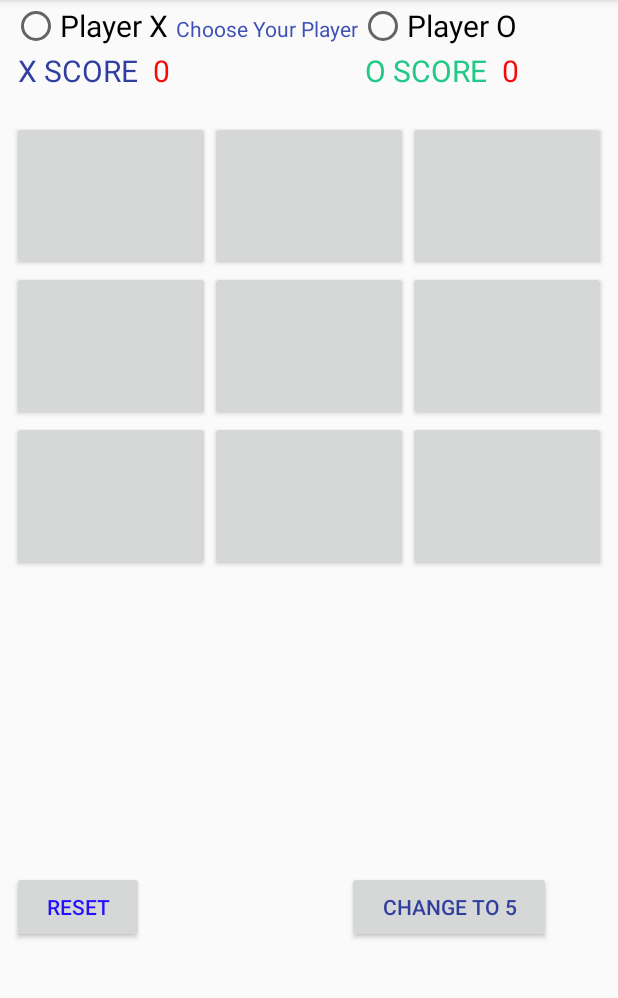
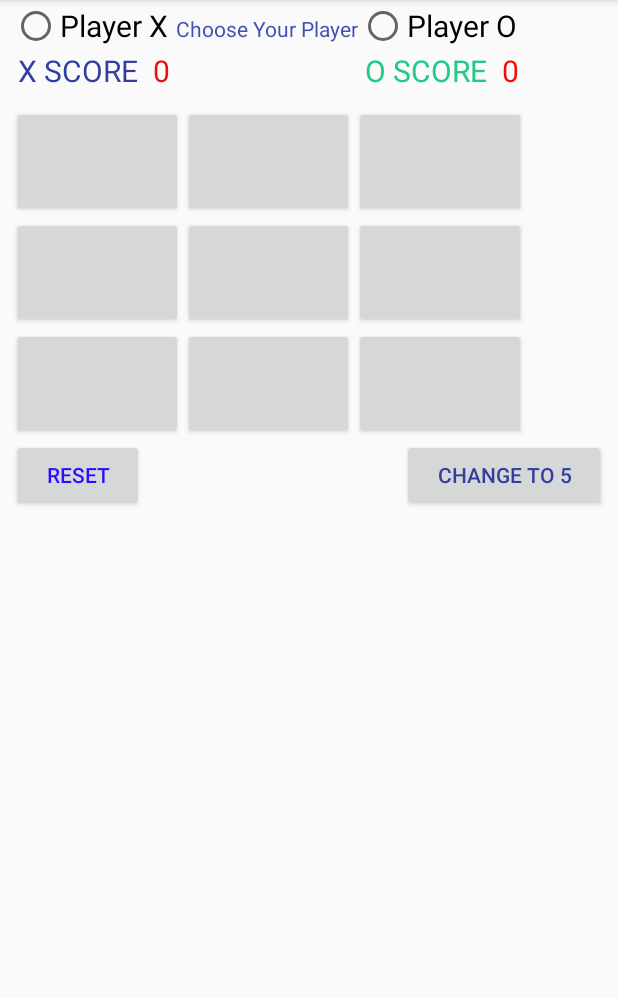
Before and after one commit to CodeLeeq/Take-A-Climb-Challenge-Tic-Tac-Toe, an Android app: the screen it shows after launch (MainActivity), on a phone screen of 412 x 824 dp, the part 84-1082 px from its top. Run offline under Robolectric (Android 15) with nearby library versions, the phone set to English and light mode, and no system bars.

Commit message:
ALC take a climb challenge

```diff
--- a/app/src/main/res/layout/activity_main.xml
+++ b/app/src/main/res/layout/activity_main.xml
@@ -1,6 +1,5 @@
 <?xml version="1.0" encoding="utf-8"?>
 <LinearLayout xmlns:android="http://schemas.android.com/apk/res/android"
-    xmlns:app="http://schemas.android.com/apk/res-auto"
     xmlns:tools="http://schemas.android.com/tools"
     android:layout_width="match_parent"
     android:layout_height="wrap_content"
@@ -23,12 +22,13 @@
         android:layout_height="wrap_content"
         android:layout_marginRight="5dp"
         android:textSize="20sp"
-        android:text="Player X"/>
+        android:text="@string/player_x"
+        android:layout_marginEnd="5dp" />
 
     <TextView
         android:layout_width="wrap_content"
         android:layout_height="wrap_content"
-        android:text="Choose Your Player"
+        android:text="@string/choose_your_player"
         android:textColor="@color/colorPrimary"
 
           />
@@ -38,7 +38,7 @@
         android:layout_width="wrap_content"
         android:layout_height="wrap_content"
         android:textSize="20sp"
-        android:text="Player O"
+        android:text="@string/player_o"
           />
 
         </RadioGroup>
@@ -54,12 +54,14 @@
     <TextView
         android:layout_width="wrap_content"
         android:layout_height="wrap_content"
-        android:layout_marginRight="10dp"
-        android:layout_marginLeft="4dp"
+        android:layout_marginEnd="10dp"
+        android:layout_marginStart="4dp"
         android:textColor="@color/colorPrimaryDark"
         android:textAllCaps="true"
         android:textSize="20sp"
-        android:text="X Score"/>
+        android:text="@string/x_score"
+        android:layout_marginLeft="4dp"
+        android:layout_marginRight="10dp" />
     <TextView
         android:id="@+id/playerX_score"
         android:layout_width="wrap_content"
@@ -67,7 +69,8 @@
         android:layout_marginRight="130dp"
         android:textSize="20sp"
         android:textColor="#f50a0a"
-        android:text="0" />
+        android:text="@string/_0"
+        android:layout_marginEnd="130dp" />
     <TextView
         android:layout_width="wrap_content"
         android:layout_height="wrap_content"
@@ -75,7 +78,8 @@
         android:layout_marginRight="10dp"
         android:textColor="#22c989"
         android:textSize="20sp"
-        android:text="O Score"/>
+        android:text="@string/o_score"
+        android:layout_marginEnd="10dp" />
 
     <TextView
         android:id="@+id/playerO_score"
@@ -83,7 +87,7 @@
         android:layout_height="wrap_content"
         android:textSize="20sp"
         android:textColor="#f50a0a"
-        android:text="0" />
+        android:text="@string/_0" />
 
 
 
@@ -91,12 +95,13 @@
 </LinearLayout>
 
      <LinearLayout
-         android:layout_marginTop="20dp"
-         android:layout_weight="5"
+         android:layout_marginTop="10dp"
+         android:weightSum="5"
          android:layout_width="match_parent"
-         android:layout_height="100dp">
+         android:layout_height="match_parent">
 
          <Button
+
              android:id="@+id/button1"
              android:layout_width="wrap_content"
              android:layout_height="match_parent"
@@ -109,18 +114,21 @@
              android:layout_height="match_parent"
              android:textSize="40sp"
              android:layout_weight="1"/>
+
          <Button
              android:id="@+id/button3"
              android:layout_width="wrap_content"
              android:layout_height="match_parent"
              android:textSize="40sp"
              android:layout_weight="1"/>
+
          <Button
              android:id="@+id/button1_1"
              android:layout_width="wrap_content"
              android:layout_height="match_parent"
              android:textSize="40sp"
              android:layout_weight="1"/>
+
          <Button
              android:id="@+id/button1_2"
              android:layout_width="wrap_content"
@@ -131,56 +139,60 @@
 
      </LinearLayout>
     <LinearLayout
-        android:layout_weight="5"
+        android:weightSum="5"
         android:layout_width="match_parent"
-        android:layout_height="100dp">
+        android:layout_height="match_parent">
 
         <Button
             android:id="@+id/button4"
             android:layout_width="wrap_content"
             android:layout_height="match_parent"
+            android:layout_weight="1"
             android:textSize="40sp"
-            android:layout_weight="1"/>
+             />
 
         <Button
             android:id="@+id/button5"
             android:layout_width="wrap_content"
             android:layout_height="match_parent"
+            android:layout_weight="1"
             android:textSize="40sp"
-            android:layout_weight="1" />
+              />
         <Button
             android:id="@+id/button6"
             android:layout_width="wrap_content"
             android:layout_height="match_parent"
+            android:layout_weight="1"
             android:textSize="40sp"
-            android:layout_weight="1"/>
+             />
         <Button
             android:id="@+id/button2_1"
             android:layout_width="wrap_content"
             android:layout_height="match_parent"
-            android:textSize="40sp"
-
-            android:layout_weight="1"/>
+            android:layout_weight="1"
+            android:textSize="40sp"/>
         <Button
             android:id="@+id/button2_2"
             android:layout_width="wrap_content"
             android:layout_height="match_parent"
+            android:layout_weight="1"
             android:textSize="40sp"
-            android:layout_weight="1"/>
+             />
 
     </LinearLayout>
     <LinearLayout
 
         android:layout_width="match_parent"
-        android:layout_height="100dp"
-        android:layout_weight="5">
+        android:layout_height="match_parent"
+        android:weightSum="5">
 
         <Button
             android:id="@+id/button7"
             android:layout_width="wrap_content"
             android:layout_height="match_parent"
+            android:layout_weight="1"
              android:textSize="40sp"
-            android:layout_weight="1"/>
+             />
 
         <Button
             android:id="@+id/button8"
@@ -192,69 +204,67 @@
             android:id="@+id/button9"
             android:layout_width="wrap_content"
             android:layout_height="match_parent"
+            android:layout_weight="1"
             android:textSize="40sp"
-            android:layout_weight="1"/>
+             />
         <Button
             android:id="@+id/button3_1"
             android:layout_width="wrap_content"
             android:layout_height="match_parent"
-            android:textSize="40sp"
-
-            android:layout_weight="1"/>
+            android:layout_weight="1"
+            android:textSize="40sp"/>
         <Button
             android:id="@+id/button3_2"
             android:layout_width="wrap_content"
             android:layout_height="match_parent"
-            android:textSize="40sp"
-            android:layout_weight="1"/>
+            android:layout_weight="1"
+            android:textSize="40sp"/>
 
     </LinearLayout>
     <LinearLayout
 
         android:layout_width="match_parent"
-        android:layout_height="100dp"
-        android:layout_weight="5">
+        android:layout_height="match_parent"
+        android:weightSum="5">
 
         <Button
             android:id="@+id/button10"
             android:layout_width="wrap_content"
             android:layout_height="match_parent"
-            android:textSize="40sp"
-            android:layout_weight="1"/>
+            android:layout_weight="1"
+            android:textSize="40sp"/>
 
         <Button
             android:id="@+id/button11"
             android:layout_width="wrap_content"
             android:layout_height="match_parent"
-            android:textSize="40sp"
-            android:layout_weight="1" />
+            android:layout_weight="1"
+            android:textSize="40sp"/>
         <Button
             android:id="@+id/button12"
             android:layout_width="wrap_content"
             android:layout_height="match_parent"
-            android:textSize="40sp"
-
-            android:layout_weight="1"/>
+            android:layout_weight="1"
+            android:textSize="40sp"/>
         <Button
             android:id="@+id/button4_1"
             android:layout_width="wrap_content"
             android:layout_height="match_parent"
-            android:textSize="40sp"
-
-            android:layout_weight="1"/>
+            android:layout_weight="1"
+            android:textSize="40sp"/>
         <Button
             android:id="@+id/button4_2"
             android:layout_width="wrap_content"
             android:layout_height="match_parent"
-            android:textSize="40sp"
-            android:layout_weight="1"/>
+            android:layout_weight="1"
+            android:textSize="40sp"/>
 
     </LinearLayout>
     <LinearLayout
 
         android:layout_width="match_parent"
-        android:layout_height="100dp"
-        android:layout_weight="5">
+        android:layout_height="match_parent"
+        android:weightSum="5">
 
         <Button
             android:id="@+id/button13"
@@ -268,7 +278,7 @@
             android:layout_width="wrap_content"
             android:layout_height="match_parent"
             android:textSize="40sp"
-             android:layout_weight="1" />
+            android:layout_weight="1"/>
         <Button
             android:id="@+id/button15"
             android:layout_width="wrap_content"
@@ -290,26 +300,28 @@
 
     </LinearLayout>
 
-    <LinearLayout
+    <RelativeLayout
         android:layout_width="wrap_content"
         android:layout_height="100dp"
-        android:layout_weight="5"  >
+        android:orientation="horizontal">
     <Button
         android:id="@+id/reset"
         android:layout_width="wrap_content"
         android:layout_height="wrap_content"
         android:onClick="resetBoard"
         android:textColor="#260eff"
-        android:text="Reset"/>
+        android:text="@string/reset"
+        tools:ignore="RelativeOverlap" />
 
         <Button
             android:id="@+id/show5"
             android:layout_width="136dp"
             android:layout_height="wrap_content"
-            android:layout_marginHorizontal="135dp"
             android:textColor="@color/colorPrimaryDark"
-            android:text="Change to 5" />
+            android:layout_alignParentRight="true"
+            android:text="@string/change_to_5"
+            android:layout_alignParentEnd="true" />
+
+    </RelativeLayout>
 
 </LinearLayout>
-
-</LinearLayout>
--- a/app/src/main/res/values/strings.xml
+++ b/app/src/main/res/values/strings.xml
@@ -1,3 +1,12 @@
 <resources>
     <string name="app_name">TicTacToe</string>
+    <string name="x_score">X Score</string>
+    <string name="o_score">O Score</string>
+    <string name="_0">0</string>
+    <string name="_0Score">0</string>
+    <string name="player_o">Player O</string>
+    <string name="choose_your_player">Choose Your Player</string>
+    <string name="player_x">Player X</string>
+    <string name="reset">Reset</string>
+    <string name="change_to_5">Change to 5</string>
 </resources>
```
Also changed, not shown: app/src/main/java/com/example/android/tictactoe/MainActivity.java (+24 -25 lines). Lines whose indentation alone changed are shown as unchanged.
